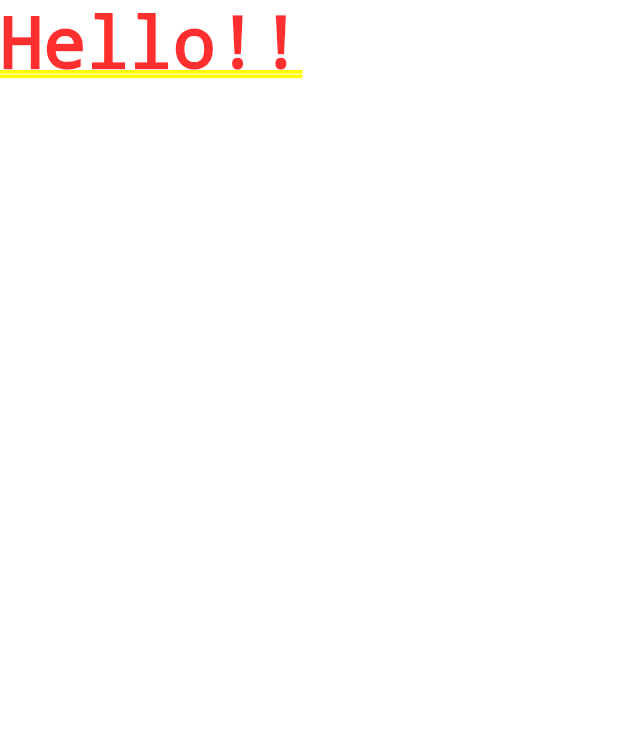
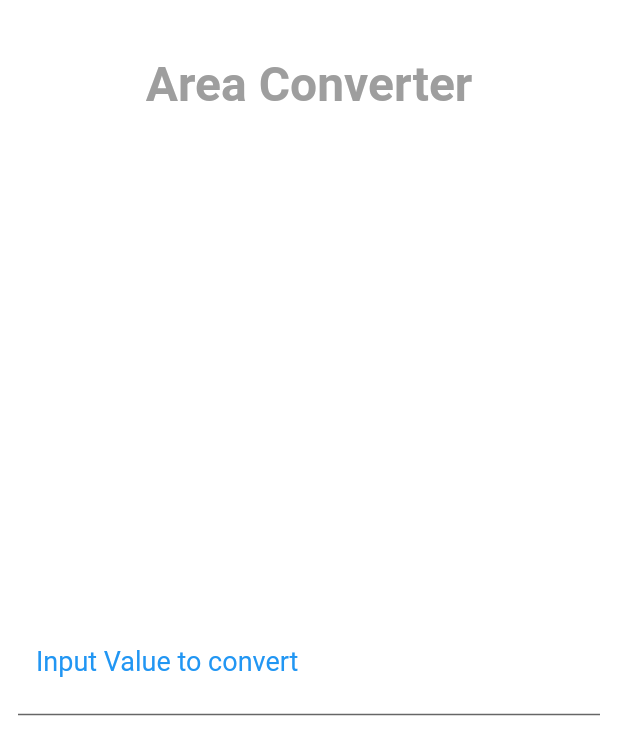
Before and after one commit to Salagoza/converter-app, a Flutter app: the screen it shows after launch, after a tap on "Area", on a phone screen of 412 x 824 dp. Shown: the top 755 px of the screen. Run offline on Flutter 3.47's test engine with Material 2 defaults, Android fonts, the phone set to English and light mode, and no system bars.

Commit message:
More things added
- Add area_page for area conversion
- implement an input mask for user input
- Refactor code

```diff
--- /dev/null
+++ b/lib/area_page.dart
@@ -0,0 +1,64 @@
+import 'package:flutter/material.dart';
+
+class AreaPage extends StatelessWidget {
+  const AreaPage({Key? key}) : super(key: key);
+
+  @override
+  Widget build(BuildContext context) {
+    return Scaffold(
+      backgroundColor: Colors.white,
+      body: SafeArea(
+        child: Padding(
+          padding: const EdgeInsets.symmetric(horizontal: 12.0, vertical: 16.0),
+          child: Column(
+            mainAxisAlignment: MainAxisAlignment.start,
+            crossAxisAlignment: CrossAxisAlignment.start,
+            children: [
+              const SizedBox(
+                height: 80.0,
+                width: 400.0,
+                child: Center(
+                  child: Text("Area Converter",
+                      style: TextStyle(
+                        color: Colors.grey,
+                        fontSize: 32,
+                        fontWeight: FontWeight.bold,
+                      )),
+                ),
+              ),
+              Expanded(
+                  child: Center(
+                child: Column(
+                  mainAxisAlignment: MainAxisAlignment.center,
+                  crossAxisAlignment: CrossAxisAlignment.center,
+                  children: const [
+                    TextField(
+                        decoration: InputDecoration(
+                            filled: true,
+                            fillColor: Colors.white,
+                            labelText: "Input Value to convert",
+                            labelStyle: TextStyle(
+                              fontWeight: FontWeight.normal,
+                              fontSize: 18.0,
+                              color: Colors.blue,
+                            )),
+                        style: TextStyle(
+                          color: Colors.black,
+                          fontSize: 24.0,
+                          fontWeight: FontWeight.bold,
+                        ),
+                        textAlign: TextAlign.center,
+                        keyboardType: TextInputType.number),
+                    SizedBox(
+                      height: 20.0,
+                    ),
+                  ],
+                ),
+              ))
+            ],
+          ),
+        ),
+      ),
+    );
+  }
+}
--- a/lib/main.dart
+++ b/lib/main.dart
@@ -1,6 +1,8 @@
 import 'package:converter_app/category_button_action.dart';
 import 'package:converter_app/test_page.dart';
 import 'package:flutter/material.dart';
+
+import 'area_page.dart';
 
 void main() {
   runApp(const Homepage());
@@ -22,94 +24,98 @@ class Homepage extends StatelessWidget {
               crossAxisAlignment: CrossAxisAlignment.start,
               children: [
                 const SizedBox(
+                  height: 80.0,
                   width: 400.0,
-                height: 80.0,
                   child: Center(
-                  child: Text(
-                      "Unit Converter",
+                    child: Text("Unit Converter",
                         style: TextStyle(
                           color: Colors.grey,
-                        fontSize: 36,
+                          fontSize: 32,
                           fontWeight: FontWeight.bold,
-                      )
-                  ),
+                        )),
                   ),
                 ),
                 Row(
-                    children: [CategoryButton(action: CategoryAction(
+                  children: [
+                    CategoryButton(
+                        action: CategoryAction(
                             color: Color(0xFFEEEEEE),
                             label: "Area",
                             labelColor: Colors.black,
                             iconData: Icons.abc,
                             iconColor: Colors.green,
                             callback: (context) {
-                        Navigator.of(context).push(MaterialPageRoute(builder: (_) => const TestPage()));
-                      }
-                    )),
-                      CategoryButton(action: CategoryAction(
+                              Navigator.of(context).push(MaterialPageRoute(
+                                  builder: (_) => const AreaPage()));
+                            })),
+                    CategoryButton(
+                        action: CategoryAction(
                             color: Color(0xFFEEEEEE),
                             label: "Length",
                             labelColor: Colors.black,
                             iconData: Icons.abc,
                             iconColor: Colors.green,
                             callback: (context) {
-                            Navigator.of(context).push(MaterialPageRoute(builder: (_) => const TestPage()));
-                          }
-                      ))
+                              Navigator.of(context).push(MaterialPageRoute(
+                                  builder: (_) => const TestPage()));
+                            }))
                   ],
                 ),
                 Row(
-                  children: [CategoryButton(action: CategoryAction(
+                  children: [
+                    CategoryButton(
+                        action: CategoryAction(
                             color: Color(0xFFEEEEEE),
                             label: "Temperature",
                             labelColor: Colors.black,
                             iconData: Icons.abc,
                             iconColor: Colors.green,
                             callback: (context) {
-                        Navigator.of(context).push(MaterialPageRoute(builder: (_) => const TestPage()));
-                      }
-                  )),
-                    CategoryButton(action: CategoryAction(
+                              Navigator.of(context).push(MaterialPageRoute(
+                                  builder: (_) => const TestPage()));
+                            })),
+                    CategoryButton(
+                        action: CategoryAction(
                             color: Color(0xFFEEEEEE),
                             label: "Volume",
                             labelColor: Colors.black,
                             iconData: Icons.abc,
                             iconColor: Colors.green,
                             callback: (context) {
-                          Navigator.of(context).push(MaterialPageRoute(builder: (_) => const TestPage()));
-                        }
-                    ))
+                              Navigator.of(context).push(MaterialPageRoute(
+                                  builder: (_) => const TestPage()));
+                            }))
                   ],
                 ),
                 Row(
-                  children: [CategoryButton(action: CategoryAction(
+                  children: [
+                    CategoryButton(
+                        action: CategoryAction(
                             color: Color(0xFFEEEEEE),
                             label: "Weight",
                             labelColor: Colors.black,
                             iconData: Icons.abc,
                             iconColor: Colors.green,
                             callback: (context) {
-                        Navigator.of(context).push(MaterialPageRoute(builder: (_) => const TestPage()));
-                      }
-                  )),
-                    CategoryButton(action: CategoryAction(
+                              Navigator.of(context).push(MaterialPageRoute(
+                                  builder: (_) => const TestPage()));
+                            })),
+                    CategoryButton(
+                        action: CategoryAction(
                             color: Color(0xFFEEEEEE),
                             label: "Speed",
                             labelColor: Colors.black,
                             iconData: Icons.abc,
                             iconColor: Colors.green,
                             callback: (context) {
-                          Navigator.of(context).push(MaterialPageRoute(builder: (_) => const TestPage()));
-                        }
-                    ))
+                              Navigator.of(context).push(MaterialPageRoute(
+                                  builder: (_) => const TestPage()));
+                            }))
                   ],
                 )
-
-            ]
-          ),
+              ]),
         ),
       ),
     ));
   }
-
 }
```
Also changed, not shown: lib/category_button_action.dart (+11 -11 lines). Lines whose indentation alone changed are shown as unchanged.
